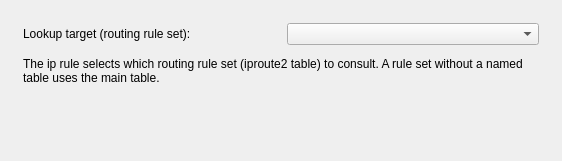
Qt form src/libgui/ipruleoptionsdialog_q.ui (haubentaucher/fwbuilder) before a commit.
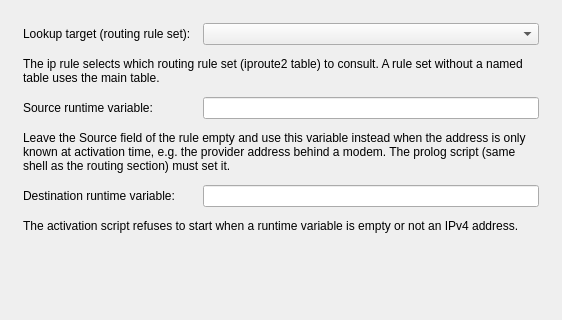
The same form after that commit.

Commit message: nftables: runtime shell variables in IP rules (W4.3)

```diff
--- a/src/libgui/ipruleoptionsdialog_q.ui
+++ b/src/libgui/ipruleoptionsdialog_q.ui
@@ -7,7 +7,7 @@
     <x>0</x>
     <y>0</y>
     <width>562</width>
-    <height>161</height>
+    <height>320</height>
    </rect>
   </property>
   <property name="windowTitle" >
@@ -49,7 +49,55 @@
         </property>
        </widget>
       </item>
-      <item row="2" column="0" colspan="2" >
+      <item row="2" column="0" >
+       <widget class="QLabel" name="src_var_label" >
+        <property name="text" >
+         <string>Source runtime variable:</string>
+        </property>
+       </widget>
+      </item>
+      <item row="2" column="1" >
+       <widget class="QLineEdit" name="src_runtime_var_edit" >
+        <property name="toolTip" >
+         <string>Optional shell variable name (without $) that the prolog fills at activation time, e.g. provider_ip set by fwb_get_provider_ip. It replaces all source address objects; the rule then compiles for IPv4 only.</string>
+        </property>
+       </widget>
+      </item>
+      <item row="3" column="0" colspan="2" >
+       <widget class="QLabel" name="src_var_hint" >
+        <property name="text" >
+         <string>Leave the Source field of the rule empty and use this variable instead when the address is only known at activation time, e.g. the provider address behind a modem. The prolog script (same shell as the routing section) must set it.</string>
+        </property>
+        <property name="wordWrap" >
+         <bool>true</bool>
+        </property>
+       </widget>
+      </item>
+      <item row="4" column="0" >
+       <widget class="QLabel" name="dst_var_label" >
+        <property name="text" >
+         <string>Destination runtime variable:</string>
+        </property>
+       </widget>
+      </item>
+      <item row="4" column="1" >
+       <widget class="QLineEdit" name="dst_runtime_var_edit" >
+        <property name="toolTip" >
+         <string>Optional shell variable name (without $) used as the "to" selector of the ip rule. Same rules as the source runtime variable.</string>
+        </property>
+       </widget>
+      </item>
+      <item row="5" column="0" colspan="2" >
+       <widget class="QLabel" name="dst_var_hint" >
+        <property name="text" >
+         <string>The activation script refuses to start when a runtime variable is empty or not an IPv4 address.</string>
+        </property>
+        <property name="wordWrap" >
+         <bool>true</bool>
+        </property>
+       </widget>
+      </item>
+      <item row="6" column="0" colspan="2" >
        <spacer>
         <property name="orientation" >
          <enum>Qt::Vertical</enum>
```
The commit also changes 7 other files.
